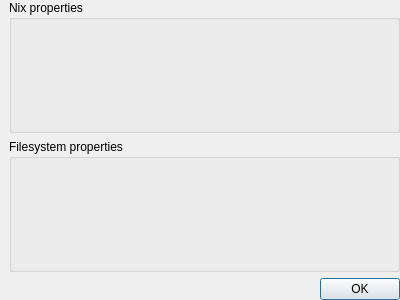
bendalab/NixView, file dialogs/filepropertiesdialog.ui: the form before one commit.
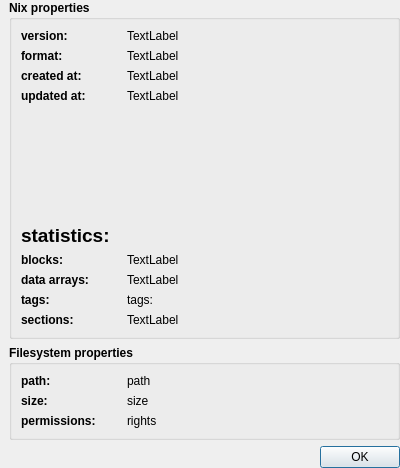
The form after the commit.

Commit message: [fileprops] show some basic file information

```diff
--- a/dialogs/filepropertiesdialog.ui
+++ b/dialogs/filepropertiesdialog.ui
@@ -7,7 +7,7 @@
     <x>0</x>
     <y>0</y>
     <width>400</width>
-    <height>300</height>
+    <height>468</height>
    </rect>
   </property>
   <property name="windowTitle">
@@ -28,16 +28,461 @@
    </property>
    <item>
     <widget class="QGroupBox" name="groupBox">
+     <property name="font">
+      <font>
+       <weight>75</weight>
+       <bold>true</bold>
+      </font>
+     </property>
      <property name="title">
       <string>Nix properties</string>
      </property>
+     <layout class="QVBoxLayout" name="verticalLayout_3">
+      <item>
+       <layout class="QHBoxLayout" name="horizontalLayout_3">
+        <item>
+         <widget class="QLabel" name="label_3">
+          <property name="maximumSize">
+           <size>
+            <width>100</width>
+            <height>16777215</height>
+           </size>
+          </property>
+          <property name="font">
+           <font>
+            <weight>75</weight>
+            <bold>true</bold>
+           </font>
+          </property>
+          <property name="text">
+           <string>version:</string>
+          </property>
+         </widget>
+        </item>
+        <item>
+         <widget class="QLabel" name="version">
+          <property name="font">
+           <font>
+            <weight>50</weight>
+            <bold>false</bold>
+           </font>
+          </property>
+          <property name="text">
+           <string>TextLabel</string>
+          </property>
+         </widget>
+        </item>
+       </layout>
+      </item>
+      <item>
+       <layout class="QHBoxLayout" name="horizontalLayout_5">
+        <item>
+         <widget class="QLabel" name="label_5">
+          <property name="maximumSize">
+           <size>
+            <width>100</width>
+            <height>16777215</height>
+           </size>
+          </property>
+          <property name="font">
+           <font>
+            <weight>75</weight>
+            <bold>true</bold>
+           </font>
+          </property>
+          <property name="text">
+           <string>format:</string>
+          </property>
+         </widget>
+        </item>
+        <item>
+         <widget class="QLabel" name="format">
+          <property name="font">
+           <font>
+            <weight>50</weight>
+            <bold>false</bold>
+           </font>
+          </property>
+          <property name="text">
+           <string>TextLabel</string>
+          </property>
+         </widget>
+        </item>
+       </layout>
+      </item>
+      <item>
+       <layout class="QHBoxLayout" name="horizontalLayout_6">
+        <item>
+         <widget class="QLabel" name="label_7">
+          <property name="maximumSize">
+           <size>
+            <width>100</width>
+            <height>16777215</height>
+           </size>
+          </property>
+          <property name="font">
+           <font>
+            <weight>75</weight>
+            <bold>true</bold>
+           </font>
+          </property>
+          <property name="text">
+           <string>created at:</string>
+          </property>
+         </widget>
+        </item>
+        <item>
+         <widget class="QLabel" name="created">
+          <property name="font">
+           <font>
+            <weight>50</weight>
+            <bold>false</bold>
+           </font>
+          </property>
+          <property name="text">
+           <string>TextLabel</string>
+          </property>
+         </widget>
+        </item>
+       </layout>
+      </item>
+      <item>
+       <layout class="QHBoxLayout" name="horizontalLayout_7">
+        <item>
+         <widget class="QLabel" name="label_9">
+          <property name="maximumSize">
+           <size>
+            <width>100</width>
+            <height>16777215</height>
+           </size>
+          </property>
+          <property name="font">
+           <font>
+            <weight>75</weight>
+            <bold>true</bold>
+           </font>
+          </property>
+          <property name="text">
+           <string>updated at:</string>
+          </property>
+         </widget>
+        </item>
+        <item>
+         <widget class="QLabel" name="updated">
+          <property name="font">
+           <font>
+            <weight>50</weight>
+            <bold>false</bold>
+           </font>
+          </property>
+          <property name="text">
+           <string>TextLabel</string>
+          </property>
+         </widget>
+        </item>
+       </layout>
+      </item>
+      <item>
+       <spacer name="verticalSpacer">
+        <property name="orientation">
+         <enum>Qt::Vertical</enum>
+        </property>
+        <property name="sizeHint" stdset="0">
+         <size>
+          <width>20</width>
+          <height>40</height>
+         </size>
+        </property>
+       </spacer>
+      </item>
+      <item>
+       <widget class="QLabel" name="label_15">
+        <property name="font">
+         <font>
+          <pointsize>14</pointsize>
+          <weight>75</weight>
+          <bold>true</bold>
+         </font>
+        </property>
+        <property name="text">
+         <string>statistics:</string>
+        </property>
+       </widget>
+      </item>
+      <item>
+       <layout class="QHBoxLayout" name="horizontalLayout_8">
+        <item>
+         <widget class="QLabel" name="label_11">
+          <property name="maximumSize">
+           <size>
+            <width>100</width>
+            <height>16777215</height>
+           </size>
+          </property>
+          <property name="font">
+           <font>
+            <weight>75</weight>
+            <bold>true</bold>
+           </font>
+          </property>
+          <property name="text">
+           <string>blocks:</string>
+          </property>
+         </widget>
+        </item>
+        <item>
+         <widget class="QLabel" name="block_count">
+          <property name="font">
+           <font>
+            <weight>50</weight>
+            <bold>false</bold>
+           </font>
+          </property>
+          <property name="text">
+           <string>TextLabel</string>
+          </property>
+         </widget>
+        </item>
+       </layout>
+      </item>
+      <item>
+       <layout class="QHBoxLayout" name="horizontalLayout_9">
+        <item>
+         <widget class="QLabel" name="label_14">
+          <property name="maximumSize">
+           <size>
+            <width>100</width>
+            <height>16777215</height>
+           </size>
+          </property>
+          <property name="font">
+           <font>
+            <weight>75</weight>
+            <bold>true</bold>
+           </font>
+          </property>
+          <property name="text">
+           <string>data arrays:</string>
+          </property>
+         </widget>
+        </item>
+        <item>
+         <widget class="QLabel" name="array_count">
+          <property name="font">
+           <font>
+            <weight>50</weight>
+            <bold>false</bold>
+           </font>
+          </property>
+          <property name="text">
+           <string>TextLabel</string>
+          </property>
+         </widget>
+        </item>
+       </layout>
+      </item>
+      <item>
+       <layout class="QHBoxLayout" name="horizontalLayout_10">
+        <item>
+         <widget class="QLabel" name="label_17">
+          <property name="maximumSize">
+           <size>
+            <width>100</width>
+            <height>16777215</height>
+           </size>
+          </property>
+          <property name="font">
+           <font>
+            <weight>75</weight>
+            <bold>true</bold>
+           </font>
+          </property>
+          <property name="text">
+           <string>tags:</string>
+          </property>
+         </widget>
+        </item>
+        <item>
+         <widget class="QLabel" name="tag_count">
+          <property name="font">
+           <font>
+            <weight>50</weight>
+            <bold>false</bold>
+           </font>
+          </property>
+          <property name="text">
+           <string>tags:</string>
+          </property>
+         </widget>
+        </item>
+       </layout>
+      </item>
+      <item>
+       <layout class="QHBoxLayout" name="horizontalLayout_11">
+        <item>
+         <widget class="QLabel" name="label_12">
+          <property name="maximumSize">
+           <size>
+            <width>100</width>
+            <height>16777215</height>
+           </size>
+          </property>
+          <property name="font">
+           <font>
+            <weight>75</weight>
+            <bold>true</bold>
+           </font>
+          </property>
+          <property name="text">
+           <string>sections:</string>
+          </property>
+         </widget>
+        </item>
+        <item>
+         <widget class="QLabel" name="section_count">
+          <property name="font">
+           <font>
+            <weight>50</weight>
+            <bold>false</bold>
+           </font>
+          </property>
+          <property name="text">
+           <string>TextLabel</string>
+          </property>
+         </widget>
+        </item>
+       </layout>
+      </item>
+     </layout>
     </widget>
    </item>
    <item>
     <widget class="QGroupBox" name="groupBox_2">
+     <property name="maximumSize">
+      <size>
+       <width>16777215</width>
+       <height>150</height>
+      </size>
+     </property>
+     <property name="font">
+      <font>
+       <weight>75</weight>
+       <bold>true</bold>
+      </font>
+     </property>
      <property name="title">
       <string>Filesystem properties</string>
      </property>
+     <layout class="QVBoxLayout" name="verticalLayout_2">
+      <item>
+       <layout class="QHBoxLayout" name="horizontalLayout">
+        <item>
+         <widget class="QLabel" name="label">
+          <property name="maximumSize">
+           <size>
+            <width>100</width>
+            <height>16777215</height>
+           </size>
+          </property>
+          <property name="font">
+           <font>
+            <weight>75</weight>
+            <bold>true</bold>
+           </font>
+          </property>
+          <property name="text">
+           <string>path:</string>
+          </property>
+         </widget>
+        </item>
+        <item>
+         <widget class="QLabel" name="file_path">
+          <property name="font">
+           <font>
+            <weight>50</weight>
+            <bold>false</bold>
+           </font>
+          </property>
+          <property name="text">
+           <string>path</string>
+          </property>
+         </widget>
+        </item>
+       </layout>
+      </item>
+      <item>
+       <layout class="QHBoxLayout" name="horizontalLayout_2">
+        <item>
+         <widget class="QLabel" name="label_2">
+          <property name="maximumSize">
+           <size>
+            <width>100</width>
+            <height>16777215</height>
+           </size>
+          </property>
+          <property name="font">
+           <font>
+            <weight>75</weight>
+            <bold>true</bold>
+           </font>
+          </property>
+          <property name="text">
+           <string>size:</string>
+          </property>
+         </widget>
+        </item>
+        <item>
+         <widget class="QLabel" name="file_size">
+          <property name="font">
+           <font>
+            <weight>50</weight>
+            <bold>false</bold>
+           </font>
+          </property>
+          <property name="text">
+           <string>size</string>
+          </property>
+         </widget>
+        </item>
+       </layout>
+      </item>
+      <item>
+       <layout class="QHBoxLayout" name="horizontalLayout_4">
+        <item>
+         <widget class="QLabel" name="label_4">
+          <property name="maximumSize">
+           <size>
+            <width>100</width>
+            <height>16777215</height>
+           </size>
+          </property>
+          <property name="font">
+           <font>
+            <weight>75</weight>
+            <bold>true</bold>
+           </font>
+          </property>
+          <property name="text">
+           <string>permissions:</string>
+          </property>
+         </widget>
+        </item>
+        <item>
+         <widget class="QLabel" name="file_rights">
+          <property name="font">
+           <font>
+            <weight>50</weight>
+            <bold>false</bold>
+           </font>
+          </property>
+          <property name="text">
+           <string>rights</string>
+          </property>
+         </widget>
+        </item>
+       </layout>
+      </item>
+     </layout>
     </widget>
    </item>
    <item>
```
The commit also changes 1 other file.
